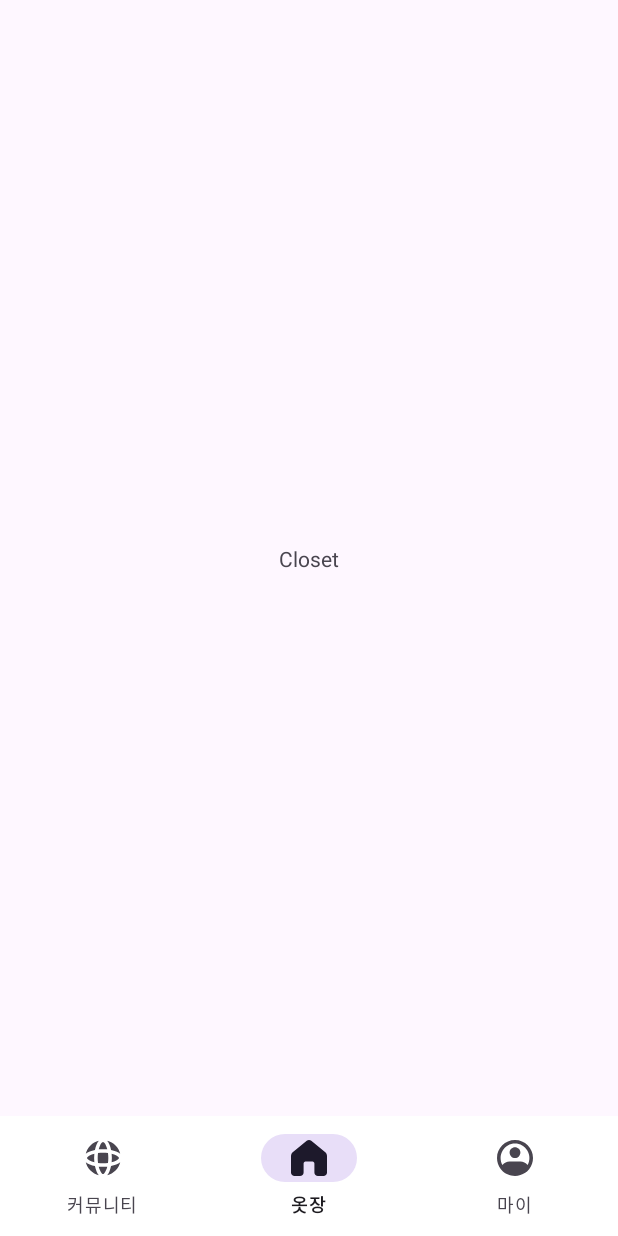
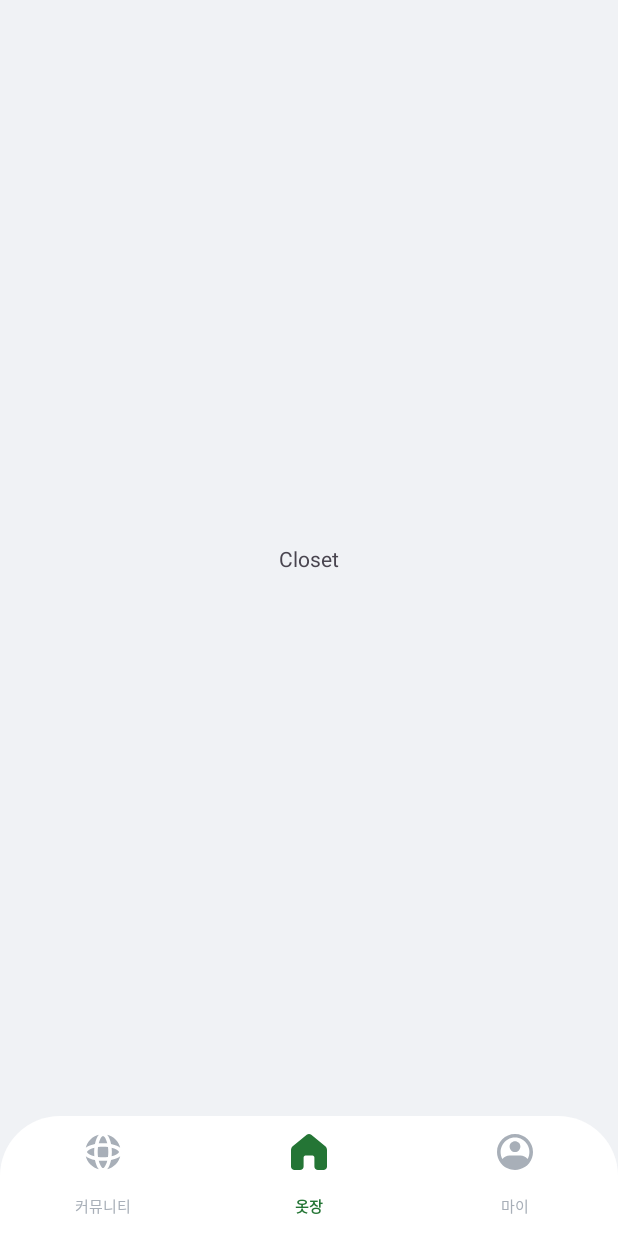
Before and after one commit to RE-FIT/Re-Fit-Android, an Android app: the ClosetFragment screen opened through its navigation route, on a phone screen of 412 x 824 dp. Run offline under Robolectric (Android 15) with nearby library versions, the phone set to English and light mode, and no system bars; our stand-ins replace data binding, navigation-ui.

Commit message:
[UI] UI/UX 디자인에 따른 바텀 네비게이션 추가 설정 진행

```diff
--- a/app/src/main/java/com/example/refit/MainActivity.kt
+++ b/app/src/main/java/com/example/refit/MainActivity.kt
@@ -8,25 +8,29 @@ import androidx.navigation.fragment.NavHostFragment
 import androidx.navigation.ui.setupWithNavController
 import com.example.refit.databinding.ActivityMainBinding
 import com.example.refit.presentation.common.BaseActivity
+import com.google.android.material.shape.CornerFamily
+import com.google.android.material.shape.MaterialShapeDrawable
 
 class MainActivity : BaseActivity<ActivityMainBinding>(R.layout.activity_main) {
     override fun onCreate(savedInstanceState: Bundle?) {
         super.onCreate(savedInstanceState)
         setContentView(binding.root)
 
-        binding.bnvMain.setupWithNavController(findNavController())
-        setNavigationBarVisibility()
+        binding.bnvMain.setupWithNavController(getNavController())
+        handleNavigationBarVisibility()
+
+        initBottomNavigationBackground()
     }
 
-    private fun findNavController(): NavController {
+    private fun getNavController(): NavController {
         val navHostFragment =
             supportFragmentManager.findFragmentById(R.id.fcv_main) as NavHostFragment
 
         return navHostFragment.navController
     }
 
-    private fun setNavigationBarVisibility() {
-        findNavController().addOnDestinationChangedListener { _, destination, _ ->
+    private fun handleNavigationBarVisibility() {
+        getNavController().addOnDestinationChangedListener { _, destination, _ ->
             binding.bnvMain.visibility =
                 when (destination.id) {
                     R.id.nav_community, R.id.nav_my_page, R.id.nav_closet -> View.VISIBLE
@@ -34,4 +38,14 @@ class MainActivity : BaseActivity<ActivityMainBinding>(R.layout.activity_main) {
                 }
         }
     }
+
+    private fun initBottomNavigationBackground() {
+        val radius = resources.getDimension(R.dimen.big_radius)
+        val bottomNavBackground: MaterialShapeDrawable = binding.bnvMain.background as MaterialShapeDrawable
+        bottomNavBackground.shapeAppearanceModel = bottomNavBackground.shapeAppearanceModel
+            .toBuilder()
+            .setTopLeftCorner(CornerFamily.ROUNDED, radius)
+            .setTopRightCorner(CornerFamily.ROUNDED, radius)
+            .build()
+    }
 }
--- /dev/null
+++ b/app/src/main/res/color/selector_bottom_nav.xml
@@ -0,0 +1,5 @@
+<?xml version="1.0" encoding="utf-8"?>
+<selector xmlns:android="http://schemas.android.com/apk/res/android">
+    <item android:color="@color/green1" android:state_checked="true" />
+    <item android:color="@color/dark1" android:state_selected="false" />
+</selector>
--- /dev/null
+++ b/app/src/main/res/drawable/bg_solid_and_radius_white.xml
@@ -0,0 +1,6 @@
+<?xml version="1.0" encoding="utf-8"?>
+<shape xmlns:android="http://schemas.android.com/apk/res/android">
+    <corners android:topLeftRadius="120dp"
+        android:topRightRadius="120dp"/>
+    <solid android:color="@color/white"/>
+</shape>
--- a/app/src/main/res/layout/activity_main.xml
+++ b/app/src/main/res/layout/activity_main.xml
@@ -6,7 +6,8 @@
 
     <androidx.constraintlayout.widget.ConstraintLayout
         android:layout_width="match_parent"
-        android:layout_height="match_parent">
+        android:layout_height="match_parent"
+        android:background="@color/default_dark">
 
         <androidx.fragment.app.FragmentContainerView
             android:id="@+id/fcv_main"
@@ -20,13 +21,12 @@
             app:layout_constraintTop_toTopOf="parent"
             app:navGraph="@navigation/nav_main" />
 
+
         <com.google.android.material.bottomnavigation.BottomNavigationView
             android:id="@+id/bnv_main"
-            android:layout_width="0dp"
+            android:layout_width="match_parent"
             android:layout_height="wrap_content"
-            android:background="@color/white"
             app:itemRippleColor="@null"
-            app:labelVisibilityMode="labeled"
             app:layout_constraintBottom_toBottomOf="parent"
             app:layout_constraintEnd_toEndOf="parent"
             app:layout_constraintStart_toStartOf="parent"
@@ -36,5 +36,4 @@
     </androidx.constraintlayout.widget.ConstraintLayout>
 
 
-
 </layout>
--- a/app/src/main/res/layout/fragment_closet.xml
+++ b/app/src/main/res/layout/fragment_closet.xml
@@ -6,7 +6,8 @@
 
     <androidx.constraintlayout.widget.ConstraintLayout
         android:layout_width="match_parent"
-        android:layout_height="match_parent">
+        android:layout_height="match_parent"
+        android:background="@color/default_dark">
 
         <TextView
             android:layout_width="wrap_content"
--- /dev/null
+++ b/app/src/main/res/values/components.xml
@@ -0,0 +1,13 @@
+<?xml version="1.0" encoding="utf-8"?>
+<resources>
+    <!-- Bottom Navigation Style -->
+    <style name="CustomBottomNavigation" parent="Widget.Material3.BottomNavigationView">
+        <item name="itemTextAppearanceInactive">@style/BoldFontKr</item>
+        <item name="itemTextAppearanceActive">@style/BoldFontKr</item>
+        <item name="itemTextColor">@color/selector_bottom_nav</item>
+        <item name="itemIconTint">@color/selector_bottom_nav</item>
+        <item name="itemActiveIndicatorStyle">@android:color/transparent</item>
+        <item name="backgroundTint">@color/white</item>
+    </style>
+
+</resources>
--- /dev/null
+++ b/app/src/main/res/values/dimen.xml
@@ -0,0 +1,9 @@
+<?xml version="1.0" encoding="utf-8"?>
+<resources xmlns:tools="http://schemas.android.com/tools">
+    <!-- Corner Radius -->
+    <dimen name="big_radius">40dp</dimen>
+
+    <!-- Bottom Navigation -->
+    <dimen name="design_bottom_navigation_text_size" tools:override="true">10sp</dimen>
+    <dimen name="design_bottom_navigation_active_text_size" tools:override="true">10sp</dimen>
+</resources>
--- a/app/src/main/res/values/themes.xml
+++ b/app/src/main/res/values/themes.xml
@@ -3,6 +3,12 @@
     <style name="Base.Theme.ReFit" parent="Theme.Material3.DayNight.NoActionBar">
         <!-- Customize your light theme here. -->
         <!-- <item name="colorPrimary">@color/my_light_primary</item> -->
+
+        <item name="bottomNavigationStyle">@style/CustomBottomNavigation</item>
+        <!-- Status Bar Default -->
+        <item name="android:statusBarColor">@color/default_dark</item>
+        <item name="android:windowTranslucentStatus">false</item>
+        <item name="android:windowLightStatusBar">true</item>
     </style>
 
     <style name="Theme.ReFit" parent="Base.Theme.ReFit" />
```
